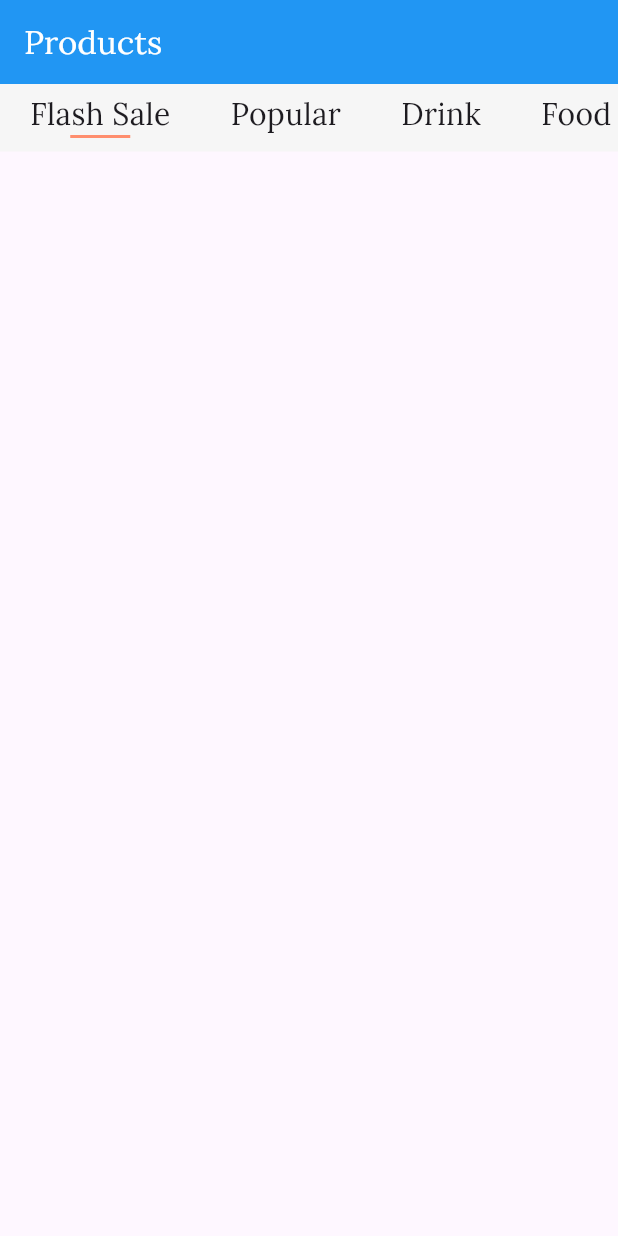
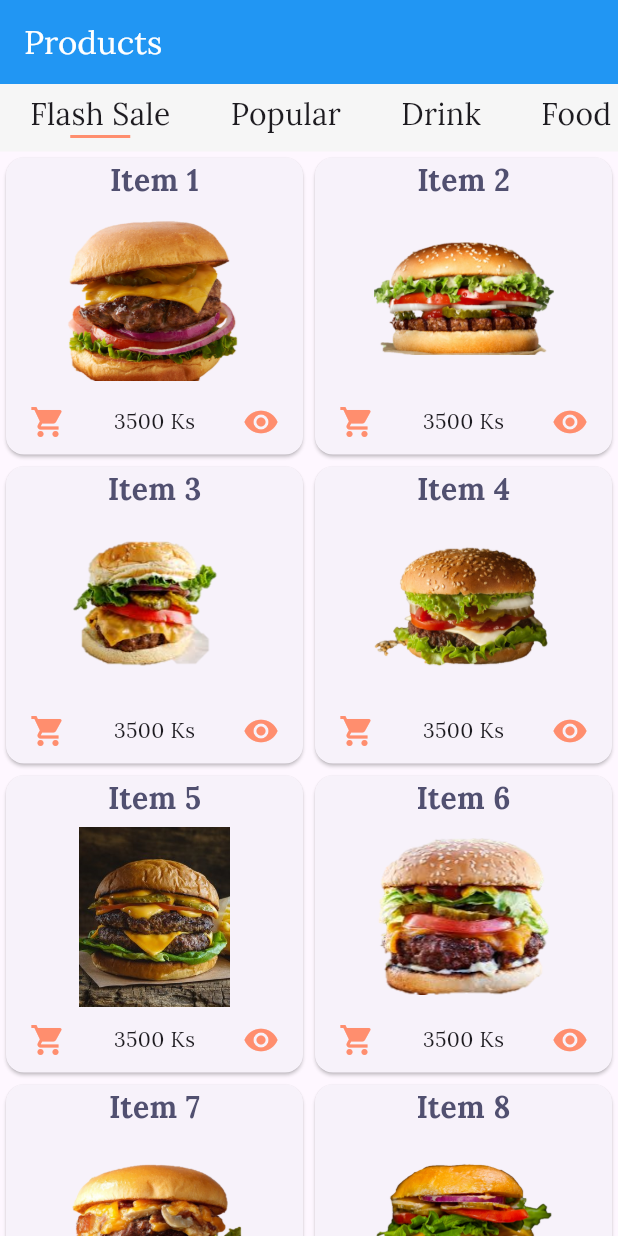
Before and after one commit to hsushwesin/foodmonkey, a Flutter app: the screen it shows after launch, on a phone screen of 412 x 824 dp. Run offline on Flutter 3.47's test engine with Material 3 defaults, Android fonts, the phone set to English and light mode, and no system bars; missing offline and left inert: flutter_swiper_3.

Commit message:
Products Grid View

```diff
--- /dev/null
+++ b/food/lib/helpers/customGrid.dart
@@ -0,0 +1,49 @@
+import 'package:flutter/material.dart';
+import 'package:food/models/item.dart';
+import 'package:food/utils/constants.dart';
+
+class CustomGrid {
+  static Widget makeItemGrid(List<Item> items) {
+    return GridView.builder(
+      itemCount: items.length,
+      gridDelegate:
+          SliverGridDelegateWithFixedCrossAxisCount(crossAxisCount: 2),
+      itemBuilder: (context, index) => _builderItemCard(items[index]),
+    );
+  }
+
+  static Widget _builderItemCard(Item item) {
+    return Card(
+      child: Column(children: [
+        Text(item.name,
+            style: TextStyle(
+                fontSize: 20, color: normal, fontWeight: FontWeight.bold)),
+        SizedBox(
+          height: 5,
+        ),
+        Image.asset(
+          "assets/images/${item.image}",
+          width: 120,
+          height: 120,
+        ),
+        SizedBox(
+          height: 10,
+        ),
+        Row(
+          mainAxisAlignment: MainAxisAlignment.spaceAround,
+          children: [
+            Icon(
+              Icons.shopping_cart,
+              color: accent,
+            ),
+            Text("3500 Ks"),
+            Icon(
+              Icons.visibility,
+              color: accent,
+            )
+          ],
+        )
+      ]),
+    );
+  }
+}
--- a/food/lib/pages/show.dart
+++ b/food/lib/pages/show.dart
@@ -1,4 +1,6 @@
 import 'package:flutter/material.dart';
+import 'package:food/helpers/customGrid.dart';
+import 'package:food/models/item.dart';
 import 'package:food/models/tag.dart';
 import 'package:food/utils/constants.dart';
 
@@ -17,6 +19,7 @@ class _ShowState extends State<Show> {
       appBar: AppBar(title: Text("Products")),
       body: Column(children: [
         _buildCustomNavBar(),
+        Expanded(child: CustomGrid.makeItemGrid(items))
       ]),
     );
   }
@@ -24,20 +27,18 @@ class _ShowState extends State<Show> {
   Widget _buildCustomNavBar() {
     return Container(
       height: 45,
-      decoration: BoxDecoration(
-        color: primary
-      ),
+      decoration: BoxDecoration(color: primary),
       child: ListView.builder(
-        itemBuilder: (context, index) => _buildNavTitle(index,tags[index]),
+        itemBuilder: (context, index) => _buildNavTitle(index, tags[index]),
         itemCount: tags.length,
         scrollDirection: Axis.horizontal,
       ),
     );
   }
 
-  Widget _buildNavTitle(index,Tag tag) {
+  Widget _buildNavTitle(index, Tag tag) {
     return GestureDetector(
-      onTap: (){
+      onTap: () {
         setState(() {
           currentIndex = index;
         });
@@ -48,12 +49,15 @@ class _ShowState extends State<Show> {
             padding: const EdgeInsets.symmetric(horizontal: 20, vertical: 5),
             child: Column(
               children: [
-                Text(tag.name,style: TextStyle(fontSize: 20),),
+                Text(
+                  tag.name,
+                  style: TextStyle(fontSize: 20),
+                ),
                 Container(
                   width: 40,
                   height: 2,
                   decoration: BoxDecoration(
-                    color: currentIndex == index ? accent: Colors.transparent,
+                    color: currentIndex == index ? accent : Colors.transparent,
                   ),
                 ),
               ],
--- a/food/lib/utils/constants.dart
+++ b/food/lib/utils/constants.dart
@@ -33,14 +33,14 @@ List<Tag> tags = [
 ];
 
 List<Item> items = [
-  Item(id: "1",name: "Item 1", image: "1.jpg"),
-  Item(id: "2",name: "Item 2", image: "2.jpg"),
-  Item(id: "3",name: "Item 3", image: "3.jpg"),
-  Item(id: "4",name: "Item 4", image: "4.jpg"),
-  Item(id: "5",name: "Item 5", image: "5.jpg"),
-  Item(id: "6",name: "Item 6", image: "6.jpg"),
-  Item(id: "7",name: "Item 7", image: "7.jpg"),
-  Item(id: "8",name: "Item 8", image: "8.jpg"),
-  Item(id: "9",name: "Item 9", image: "9.jpg"),
-  Item(id: "10",name: "Item 10", image: "10.jpg"),
+  Item(id: "1",name: "Item 1", image: "1.png"),
+  Item(id: "2",name: "Item 2", image: "2.png"),
+  Item(id: "3",name: "Item 3", image: "3.png"),
+  Item(id: "4",name: "Item 4", image: "4.png"),
+  Item(id: "5",name: "Item 5", image: "5.png"),
+  Item(id: "6",name: "Item 6", image: "6.png"),
+  Item(id: "7",name: "Item 7", image: "7.png"),
+  Item(id: "8",name: "Item 8", image: "8.png"),
+  Item(id: "9",name: "Item 9", image: "9.png"),
+  Item(id: "10",name: "Item 10", image: "10.png"),
 ];
```
